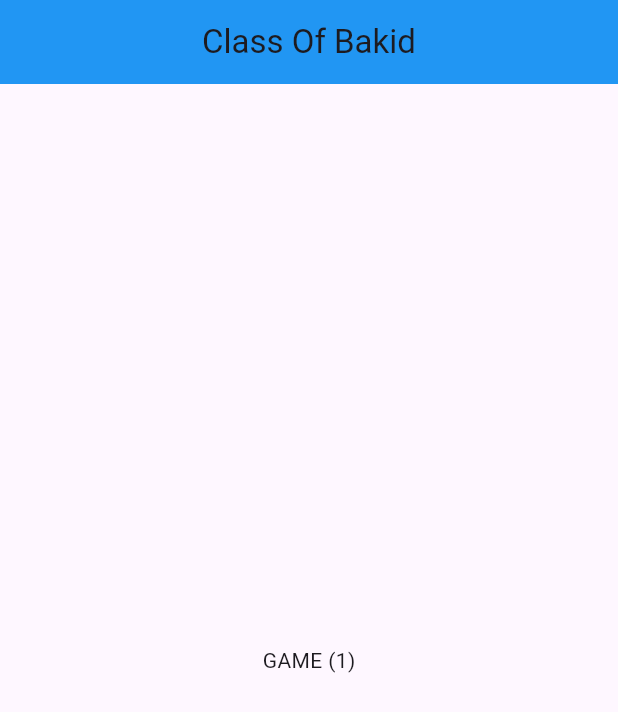
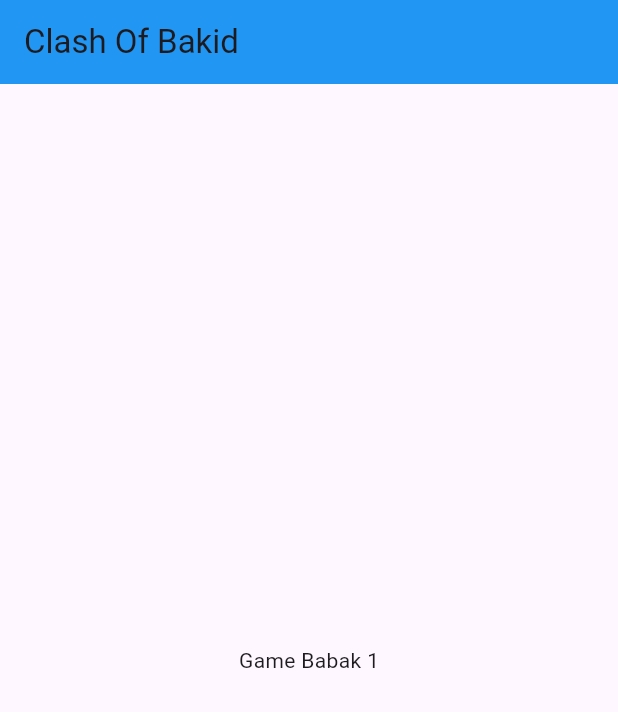
Before and after one commit to programmernusantara/coc, a Flutter app: the screen it shows after launch, on a phone screen of 412 x 824 dp. Shown: the top 712 px of the screen. Run offline on Flutter 3.47's test engine with Material 3 defaults, Android fonts, the light colour scheme and no system bars.

Commit message:
First Commit

```diff
--- a/lib/main.dart
+++ b/lib/main.dart
@@ -6,18 +6,17 @@ void main() {
 
 class MyApp extends StatelessWidget {
   const MyApp({super.key});
-
   @override
   Widget build(BuildContext context) {
     return MaterialApp(
       debugShowCheckedModeBanner: false,
+      title: "Clash Of Bakid",
       home: Scaffold(
         appBar: AppBar(
-          title: Text('Class Of Bakid'),
-          centerTitle: true,
-          backgroundColor: Colors.blue[500],
+          title: const Text("Clash Of Bakid"),
+          backgroundColor: Colors.blue,
         ),
-        body: Center(child: Text('GAME (1)')),
+        body: Center(child: Text("Game Babak 1")),
       ),
     );
   }
```
